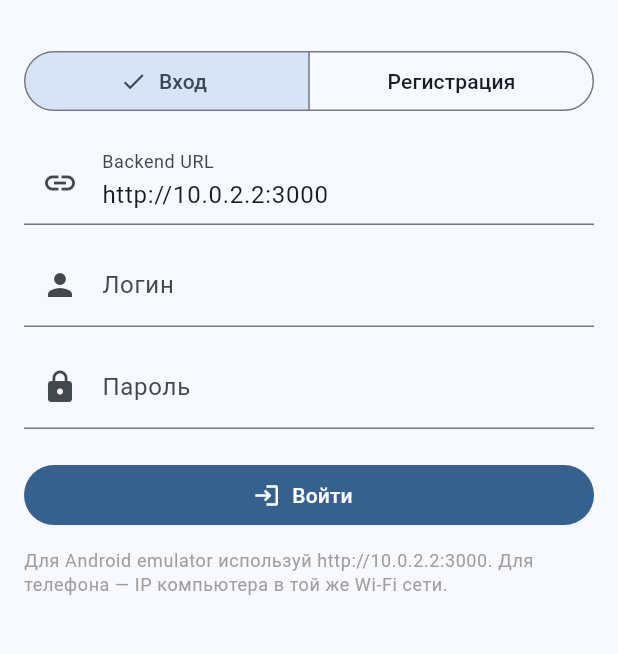
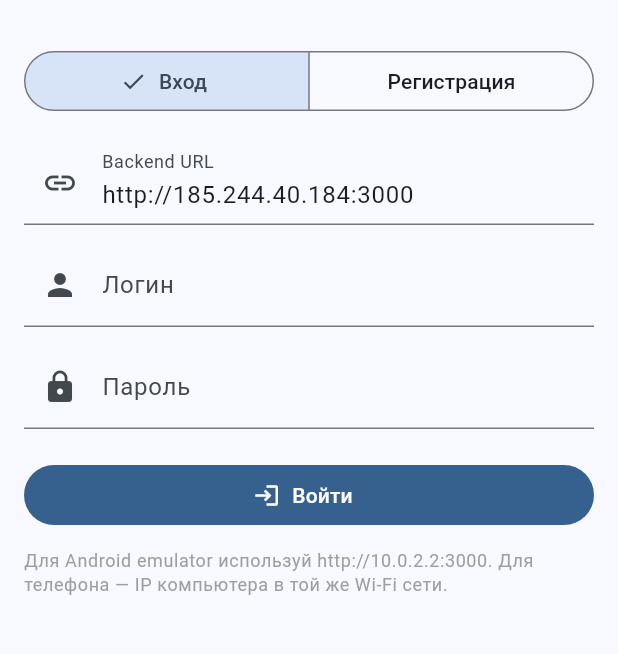
Before and after one commit to mishanya3232-sketch/hermes-messenger, a Flutter app: the screen it shows after launch, on a phone screen of 412 x 824 dp, the part 63-717 px from its top. Run offline on Flutter 3.47's test engine with Material 3 defaults, Android fonts, the phone set to English and light mode, and no system bars; our stand-ins replace shared_preferences; accounts and stored records are empty.

Commit message:
Use public backend URL in Flutter app

```diff
--- a/mobile-flutter/lib/main.dart
+++ b/mobile-flutter/lib/main.dart
@@ -982,7 +982,7 @@ class ApiClient {
   static const String _userKey = 'hermes_flutter_user';
   static const String _pendingKey = 'hermes_flutter_pending';
 
-  static String get defaultBaseUrl => 'http://10.0.2.2:3000';
+  static String get defaultBaseUrl => 'http://185.244.40.184:3000';
 
   final http.Client _client;
   final String baseUrl;
```
Also changed, not shown: 1 other file.
